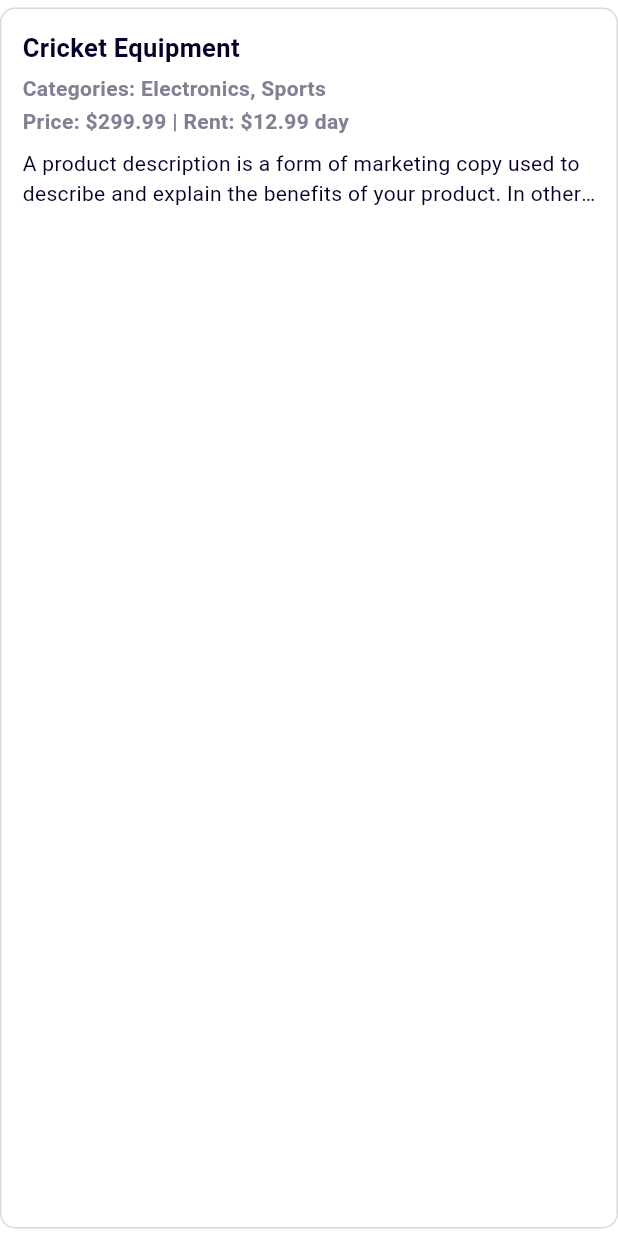
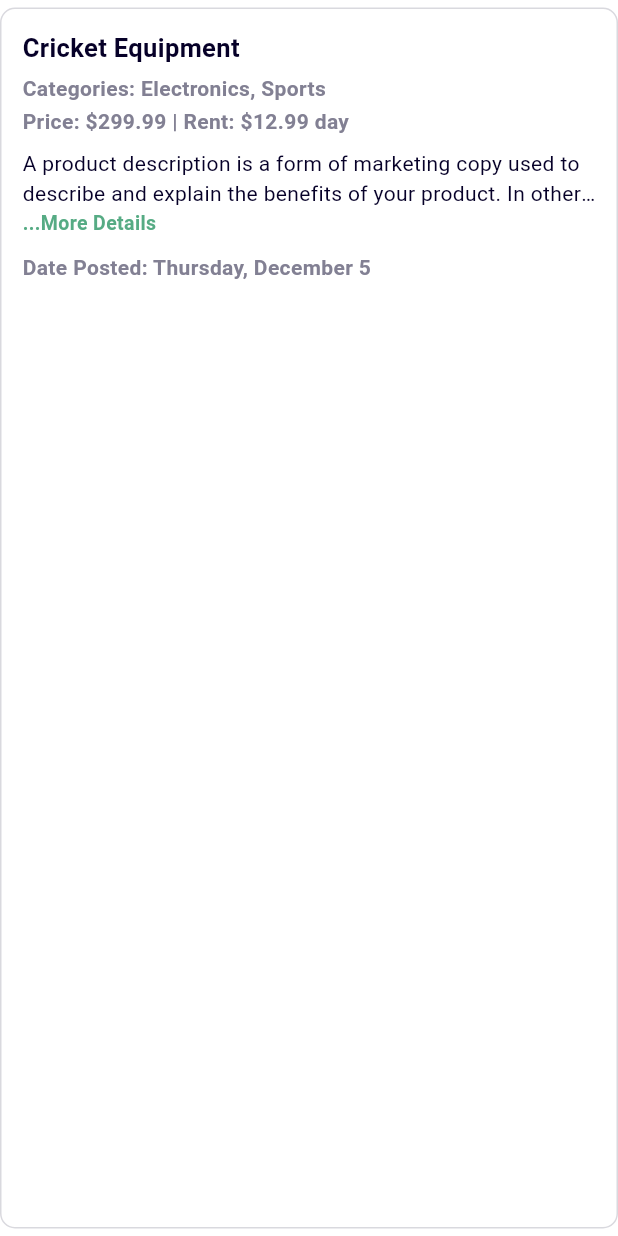
Before and after one commit to Rayhan12/sazim_app_challenge, a Flutter app: the ProductCard widget shown alone on an empty page, opened directly, on a phone screen of 412 x 824 dp. Run offline on Flutter 3.47's test engine with Material 3 defaults, Android fonts, the phone set to English and light mode, and no system bars; our stand-ins replace cached_network_image, dio, dropdown_button2, flutter_dotenv, font_awesome_flutter, get and 7 more; missing offline and left inert: flutter_overlay_loader, r_icon_pro; Roboto replaces fonts that are missing (Asap).

Commit message:
V 1.0.10 : UI update, Product animated card

```diff
--- a/lib/app/core/widgets/cards/product_card.dart
+++ b/lib/app/core/widgets/cards/product_card.dart
@@ -1,23 +1,48 @@
+import 'dart:async';
+
 import 'package:flutter/cupertino.dart';
 import 'package:flutter/material.dart';
+import 'package:intl/intl.dart';
 import 'package:sazim_app/app/core/theme/color_config.dart';
 import 'package:sazim_app/app/core/theme/text_config.dart';
 import 'package:sazim_app/app/domain/entities/product_entity.dart';
 
-class ProductCard extends StatelessWidget {
+import '../row_text.dart';
+
+class ProductCard extends StatefulWidget {
   final ProductEntity productEntity;
 
   const ProductCard({super.key, required this.productEntity});
 
   @override
+  State<ProductCard> createState() => _ProductCardState();
+}
+
+class _ProductCardState extends State<ProductCard> with TickerProviderStateMixin {
+  late Timer timer;
+
+  bool hasAnimatedToFullText = false;
+  int maxLines = 2;
+
+  void animation() {
+    if (!hasAnimatedToFullText) {
+      maxLines = 2000;
+      timer = Timer(const Duration(seconds: 10), ()=>animation());
+    } else {
+      maxLines = 2;
+    }
+    setState(() {hasAnimatedToFullText = !hasAnimatedToFullText;});
+
+  }
+
+
+
+  @override
   Widget build(BuildContext context) {
     return Padding(
-      padding: const EdgeInsets.only(bottom: 5,top: 5),
+      padding: const EdgeInsets.only(bottom: 5, top: 5),
       child: Material(
-        shape: RoundedRectangleBorder(
-          borderRadius: BorderRadius.circular(10),
-          side: BorderSide(width: 1,color: AppColor.textTertiary.withOpacity(0.3))
-        ),
+        shape: RoundedRectangleBorder(borderRadius: BorderRadius.circular(10), side: BorderSide(width: 1, color: AppColor.textTertiary.withOpacity(0.3))),
         color: AppColor.neutralsBg,
         child: Padding(
           padding: const EdgeInsets.all(15),
@@ -25,27 +50,58 @@ class ProductCard extends StatelessWidget {
             crossAxisAlignment: CrossAxisAlignment.start,
             children: [
               Text(
-                productEntity.title.toString(),
+                widget.productEntity.title.toString(),
                 style: AppText().headLine,
               ),
-              const SizedBox(height: 5,),
-              Text(
-                "Categories: ${productEntity.categories!.map((e) => e,).toString().replaceAll("(", "").replaceAll(")", "")} ",
-                style: AppText().subHeadlineSemiBold.copyWith(color: AppColor.textTertiary),
+              const SizedBox(
+                height: 5,
               ),
-              const SizedBox(height: 2,),
-              Text(
-                "Price: \$${productEntity.purchasePrice.toString()} | Rent: \$${productEntity.rentPrice.toString()} ${productEntity.rentOption.toString()}",
-                style: AppText().subHeadlineSemiBold.copyWith(color: AppColor.textTertiary),
+              RowText(
+                title: "Categories",
+                content: widget.productEntity.categories!
+                    .map(
+                      (e) => e,
+                    )
+                    .toString()
+                    .replaceAll("(", "")
+                    .replaceAll(")", ""),
               ),
-
-              const SizedBox(height: 8,),
-              Text(
-                productEntity.description.toString(),
-                style: AppText().subHeadline.copyWith(color: AppColor.textPrimary),
-                overflow: TextOverflow.ellipsis,
-                maxLines: 2,
+              const SizedBox(height: 2),
+              RowText(
+                title: "Price",
+                content: "\$${widget.productEntity.purchasePrice.toString()} | Rent: \$${widget.productEntity.rentPrice.toString()} ${widget.productEntity.rentOption.toString()}",
               ),
+              const SizedBox(height: 8),
+              Wrap(
+                children: [
+                  Text(
+                    widget.productEntity.description.toString(),
+                    style: AppText().subHeadline.copyWith(color: AppColor.textPrimary),
+                    softWrap: true,
+                    overflow: TextOverflow.ellipsis,
+                    maxLines: hasAnimatedToFullText? 20: 2,
+                  ),
+                  InkWell(
+                    onTap: (){
+                      if(!hasAnimatedToFullText){
+                        animation();
+                      }
+                      else{
+                        timer.cancel();
+                        animation();
+                      }
+                    },
+                    child: Text(
+                      hasAnimatedToFullText? "Show less .." : "...More Details",
+                      style: AppText().footnoteBold.copyWith(color: AppColor.primaryDefault),
+                    ),
+                  )
+                ],
+              ),
+              const SizedBox(
+                height: 10,
+              ),
+              RowText(title: "Date Posted", content: DateFormat().add_MMMMEEEEd().format(widget.productEntity.datePosted ?? DateTime.now()))
             ],
           ),
         ),
--- /dev/null
+++ b/lib/app/core/widgets/row_text.dart
@@ -0,0 +1,18 @@
+import 'package:flutter/material.dart';
+
+import '../theme/color_config.dart';
+import '../theme/text_config.dart';
+
+class RowText extends StatelessWidget {
+  final String title;
+  final String content;
+  const RowText({super.key, required this.title, required this.content});
+
+  @override
+  Widget build(BuildContext context) {
+    return Text(
+      "$title: $content",
+      style: AppText().subHeadlineSemiBold.copyWith(color: AppColor.textTertiary),
+    );
+  }
+}
```
